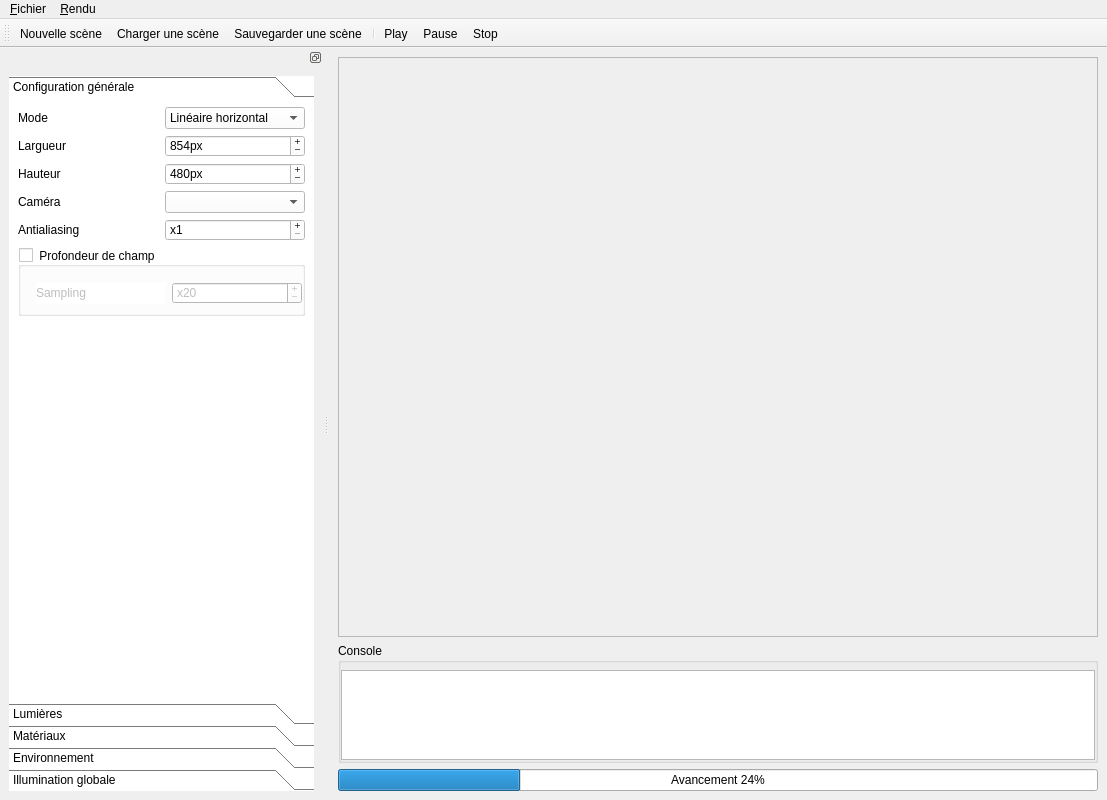
Before: the Qt Designer form raytracer.ui in gaelduplessix/raytracer-42, drawn with Qt 5.
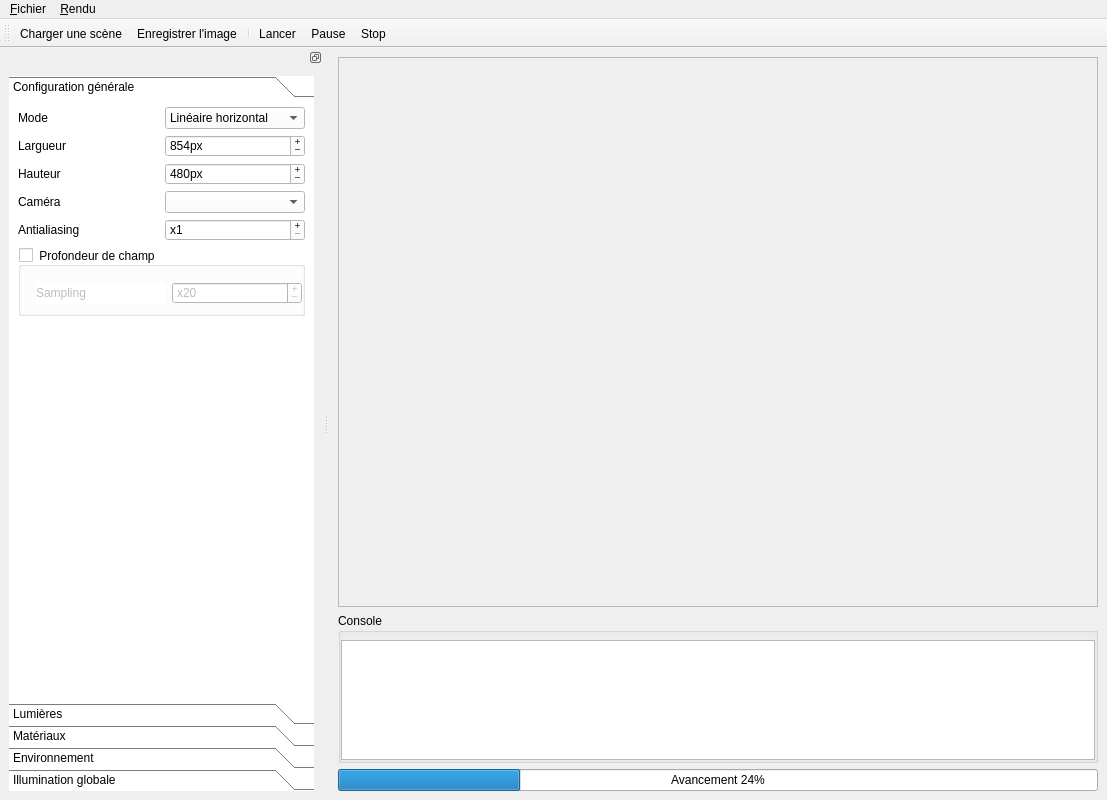
After: the same form once the commit is applied. Icons and pictures are not drawn.

Commit message: GUI save Image \+ correction bug

The edit to the form file:
```diff
--- a/raytracer.ui
+++ b/raytracer.ui
@@ -50,7 +50,7 @@
          <x>0</x>
          <y>0</y>
          <width>758</width>
-         <height>552</height>
+         <height>522</height>
         </rect>
        </property>
        <layout class="QGridLayout" name="gridLayout_3">
@@ -88,7 +88,7 @@
       <property name="maximumSize">
        <size>
         <width>16777215</width>
-        <height>120</height>
+        <height>150</height>
        </size>
       </property>
       <property name="title">
@@ -161,9 +161,8 @@
     <property name="title">
      <string>&amp;Fichier</string>
     </property>
-    <addaction name="action_Nouvelle_sc_ne"/>
     <addaction name="action_Charger"/>
-    <addaction name="action_Sauvegarder_une_sc_ne"/>
+    <addaction name="action_SaveImage"/>
     <addaction name="actionQuitter"/>
    </widget>
    <widget class="QMenu" name="menu_Rendu">
@@ -1116,9 +1115,8 @@
    <attribute name="toolBarBreak">
     <bool>false</bool>
    </attribute>
-   <addaction name="action_Nouvelle_sc_ne"/>
    <addaction name="action_Charger"/>
-   <addaction name="action_Sauvegarder_une_sc_ne"/>
+   <addaction name="action_SaveImage"/>
    <addaction name="separator"/>
    <addaction name="action_Play"/>
    <addaction name="action_Pause"/>
@@ -1135,7 +1133,7 @@
     <string>Ctrl+Q</string>
    </property>
   </action>
-  <action name="action_Nouvelle_sc_ne">
+  <action name="action">
    <property name="icon">
     <iconset resource="ressources.qrc">
      <normaloff>:/images/document-new.png</normaloff>:/images/document-new.png</iconset>
@@ -1159,13 +1157,13 @@
     <bool>true</bool>
    </property>
   </action>
-  <action name="action_Sauvegarder_une_sc_ne">
+  <action name="action_SaveImage">
    <property name="icon">
     <iconset resource="ressources.qrc">
-     <normaloff>:/images/document-save.png</normaloff>:/images/document-save.png</iconset>
+     <normaloff>:/images/image.png</normaloff>:/images/image.png</iconset>
    </property>
    <property name="text">
-    <string>&amp;Sauvegarder une scène</string>
+    <string>&amp;Enregistrer l'image</string>
    </property>
    <property name="iconVisibleInMenu">
     <bool>true</bool>
@@ -1177,7 +1175,7 @@
      <normaloff>:/images/play.png</normaloff>:/images/play.png</iconset>
    </property>
    <property name="text">
-    <string>&amp;Play</string>
+    <string>&amp;Lancer</string>
    </property>
    <property name="shortcut">
     <string>Ctrl+P</string>
```
The commit also changes 7 other files.
